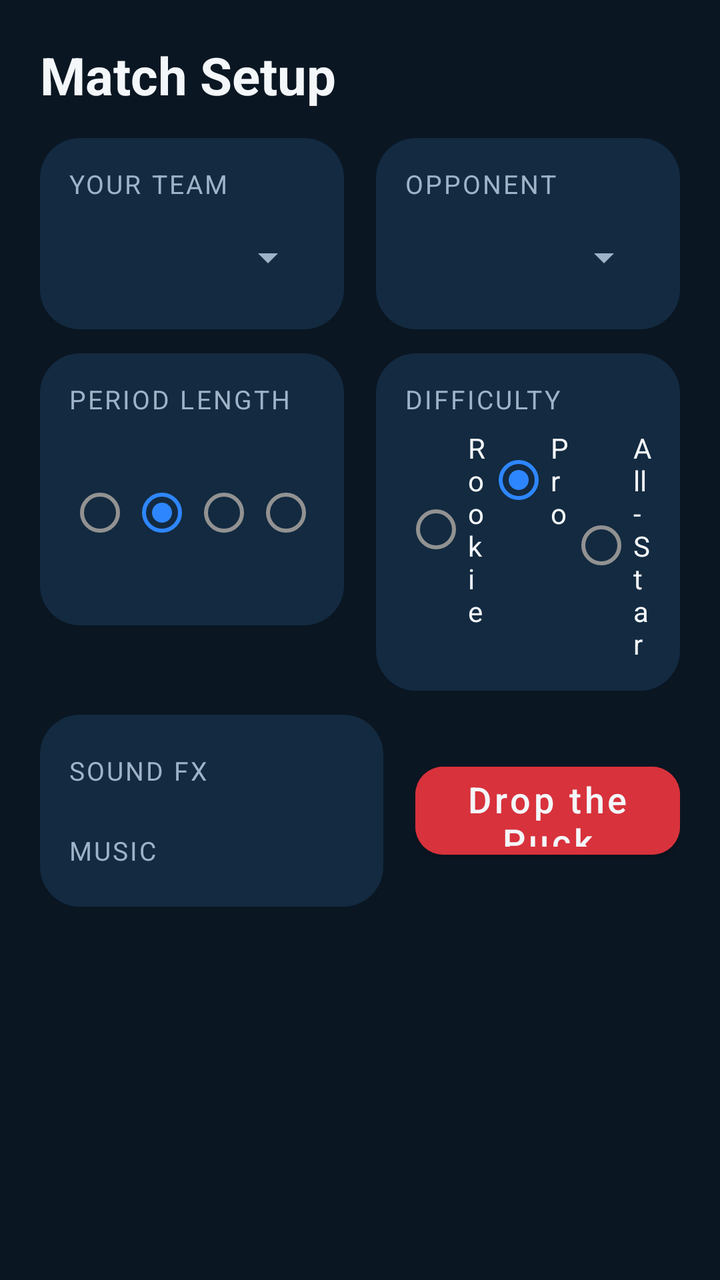
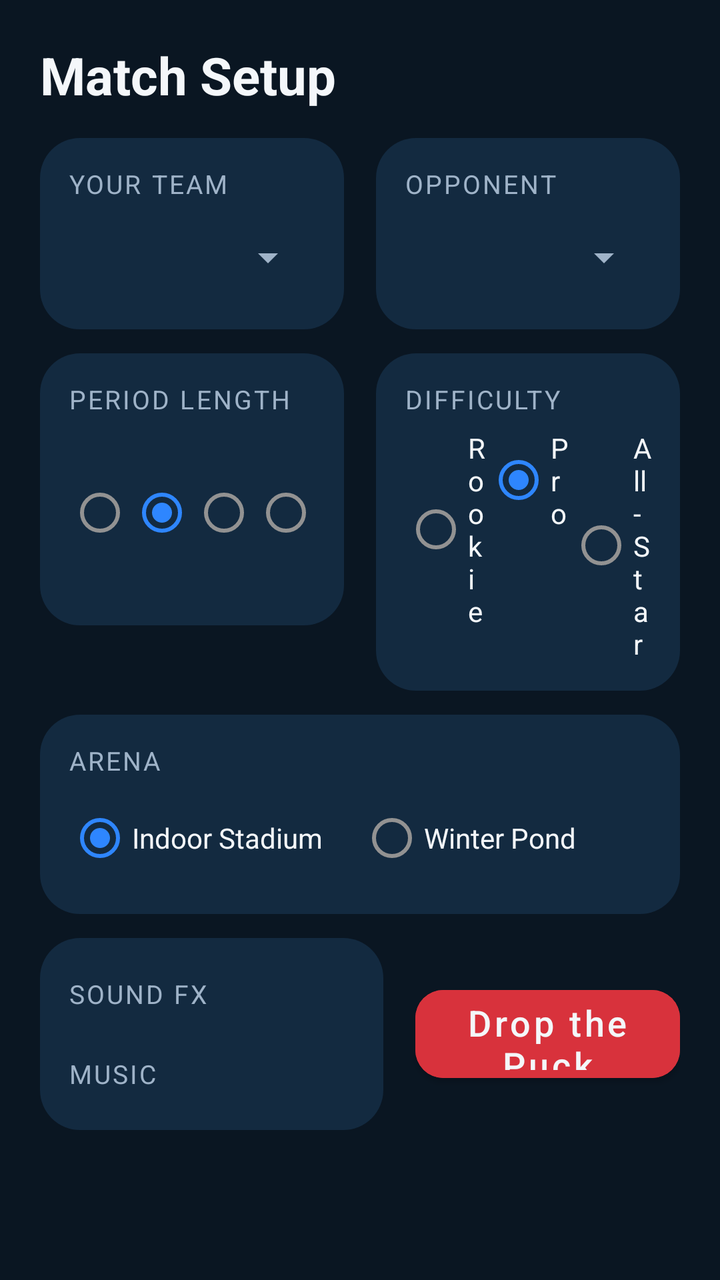

Screens rendered from an Android XML layout before and after an edit, with the pre-edit source and the edit as a unified diff.
<!-- AndroidManifest.xml: application theme Theme.TableHockey -->
<!-- res/layout/activity_match_settings.xml -->
<?xml version="1.0" encoding="utf-8"?>
<ScrollView xmlns:android="http://schemas.android.com/apk/res/android"
    android:layout_width="match_parent"
    android:layout_height="match_parent"
    android:background="@color/bg_dark">

    <LinearLayout
        android:layout_width="match_parent"
        android:layout_height="wrap_content"
        android:orientation="vertical"
        android:padding="20dp">

        <TextView
            android:layout_width="wrap_content"
            android:layout_height="wrap_content"
            android:text="@string/settings_title"
            android:textColor="@color/text_primary"
            android:textSize="26sp"
            android:textStyle="bold"
            android:layout_marginBottom="14dp" />

        <LinearLayout
            android:layout_width="match_parent"
            android:layout_height="wrap_content"
            android:orientation="horizontal">

            <LinearLayout
                android:layout_width="0dp"
                android:layout_height="wrap_content"
                android:layout_weight="1"
                android:orientation="vertical"
                android:background="@drawable/bg_card"
                android:padding="14dp"
                android:layout_marginEnd="8dp">

                <TextView style="@style/SectionLabel" android:layout_width="wrap_content" android:layout_height="wrap_content" android:text="@string/settings_your_team" />
                <Spinner
                    android:id="@+id/spinnerHomeTeam"
                    android:layout_width="match_parent"
                    android:layout_height="44dp"
                    android:layout_marginTop="6dp" />
            </LinearLayout>

            <LinearLayout
                android:layout_width="0dp"
                android:layout_height="wrap_content"
                android:layout_weight="1"
                android:orientation="vertical"
                android:background="@drawable/bg_card"
                android:padding="14dp"
                android:layout_marginStart="8dp">

                <TextView style="@style/SectionLabel" android:layout_width="wrap_content" android:layout_height="wrap_content" android:text="@string/settings_opponent" />
                <Spinner
                    android:id="@+id/spinnerAwayTeam"
                    android:layout_width="match_parent"
                    android:layout_height="44dp"
                    android:layout_marginTop="6dp" />
            </LinearLayout>
        </LinearLayout>

        <LinearLayout
            android:layout_width="match_parent"
            android:layout_height="wrap_content"
            android:orientation="horizontal"
            android:layout_marginTop="12dp">

            <LinearLayout
                android:layout_width="0dp"
                android:layout_height="wrap_content"
                android:layout_weight="1"
                android:orientation="vertical"
                android:background="@drawable/bg_card"
                android:padding="14dp"
                android:layout_marginEnd="8dp">

                <TextView style="@style/SectionLabel" android:layout_width="wrap_content" android:layout_height="wrap_content" android:text="@string/settings_period_length" />

                <RadioGroup
                    android:id="@+id/radioPeriodLength"
                    android:layout_width="match_parent"
                    android:layout_height="wrap_content"
                    android:orientation="horizontal"
                    android:layout_marginTop="6dp">
                    <RadioButton android:id="@+id/period1" android:layout_width="0dp" android:layout_height="wrap_content" android:layout_weight="1" android:text="@string/period_1" android:textColor="@color/text_primary" />
                    <RadioButton android:id="@+id/period2" android:layout_width="0dp" android:layout_height="wrap_content" android:layout_weight="1" android:text="@string/period_2" android:textColor="@color/text_primary" android:checked="true" />
                    <RadioButton android:id="@+id/period3" android:layout_width="0dp" android:layout_height="wrap_content" android:layout_weight="1" android:text="@string/period_3" android:textColor="@color/text_primary" />
                    <RadioButton android:id="@+id/period5" android:layout_width="0dp" android:layout_height="wrap_content" android:layout_weight="1" android:text="@string/period_5" android:textColor="@color/text_primary" />
                </RadioGroup>
            </LinearLayout>

            <LinearLayout
                android:layout_width="0dp"
                android:layout_height="wrap_content"
                android:layout_weight="1"
                android:orientation="vertical"
                android:background="@drawable/bg_card"
                android:padding="14dp"
                android:layout_marginStart="8dp">

                <TextView style="@style/SectionLabel" android:layout_width="wrap_content" android:layout_height="wrap_content" android:text="@string/settings_difficulty" />

                <RadioGroup
                    android:id="@+id/radioDifficulty"
                    android:layout_width="match_parent"
                    android:layout_height="wrap_content"
                    android:orientation="horizontal"
                    android:layout_marginTop="6dp">
                    <RadioButton android:id="@+id/diffEasy" android:layout_width="0dp" android:layout_height="wrap_content" android:layout_weight="1" android:text="@string/difficulty_easy" android:textColor="@color/text_primary" />
                    <RadioButton android:id="@+id/diffMedium" android:layout_width="0dp" android:layout_height="wrap_content" android:layout_weight="1" android:text="@string/difficulty_medium" android:textColor="@color/text_primary" android:checked="true" />
                    <RadioButton android:id="@+id/diffHard" android:layout_width="0dp" android:layout_height="wrap_content" android:layout_weight="1" android:text="@string/difficulty_hard" android:textColor="@color/text_primary" />
                </RadioGroup>
            </LinearLayout>
        </LinearLayout>

        <LinearLayout
            android:layout_width="match_parent"
            android:layout_height="wrap_content"
            android:orientation="horizontal"
            android:gravity="center_vertical"
            android:layout_marginTop="12dp">

            <LinearLayout
                android:layout_width="0dp"
                android:layout_height="wrap_content"
                android:layout_weight="1.3"
                android:orientation="vertical"
                android:background="@drawable/bg_card"
                android:paddingStart="14dp"
                android:paddingEnd="14dp"
                android:paddingTop="8dp"
                android:paddingBottom="8dp"
                android:layout_marginEnd="8dp">

                <include
                    android:id="@+id/audioSliders"
                    layout="@layout/audio_sliders" />
            </LinearLayout>

            <Button
                android:id="@+id/btnStart"
                style="@style/MenuButton"
                android:layout_width="0dp"
                android:layout_weight="1"
                android:layout_marginStart="8dp"
                android:backgroundTint="@color/accent_red"
                android:text="@string/settings_start" />
        </LinearLayout>

    </LinearLayout>
</ScrollView>
<!-- res/layout/audio_sliders.xml (included above) -->
<?xml version="1.0" encoding="utf-8"?>
<LinearLayout xmlns:android="http://schemas.android.com/apk/res/android"
    android:layout_width="match_parent"
    android:layout_height="wrap_content"
    android:orientation="vertical">

    <LinearLayout
        android:layout_width="match_parent"
        android:layout_height="wrap_content"
        android:orientation="horizontal"
        android:gravity="center_vertical">

        <TextView
            style="@style/SectionLabel"
            android:layout_width="92dp"
            android:layout_height="wrap_content"
            android:text="@string/audio_sfx" />

        <SeekBar
            android:id="@+id/seekSfx"
            android:layout_width="0dp"
            android:layout_height="40dp"
            android:layout_weight="1" />

        <TextView
            android:id="@+id/textSfx"
            android:layout_width="52dp"
            android:layout_height="wrap_content"
            android:gravity="end"
            android:textColor="@color/text_primary"
            android:textSize="15sp"
            android:textStyle="bold" />
    </LinearLayout>

    <LinearLayout
        android:layout_width="match_parent"
        android:layout_height="wrap_content"
        android:orientation="horizontal"
        android:gravity="center_vertical">

        <TextView
            style="@style/SectionLabel"
            android:layout_width="92dp"
            android:layout_height="wrap_content"
            android:text="@string/audio_music" />

        <SeekBar
            android:id="@+id/seekMusic"
            android:layout_width="0dp"
            android:layout_height="40dp"
            android:layout_weight="1" />

        <TextView
            android:id="@+id/textMusic"
            android:layout_width="52dp"
            android:layout_height="wrap_content"
            android:gravity="end"
            android:textColor="@color/text_primary"
            android:textSize="15sp"
            android:textStyle="bold" />
    </LinearLayout>
</LinearLayout>
<!-- resources referenced by this layout -->
<resources>
  <color name="accent_red">#D8323C</color>
  <color name="bg_dark">#0A1622</color>
  <color name="text_primary">#F4F7FA</color>
  <!-- drawable bg_card (drawable) -->
  <?xml version="1.0" encoding="utf-8"?>
  <shape xmlns:android="http://schemas.android.com/apk/res/android">
      <solid android:color="@color/bg_dark_2" />
      <corners android:radius="20dp" />
  </shape>
  <string name="audio_music">Music</string>
  <string name="audio_sfx">Sound FX</string>
  <string name="difficulty_easy">Rookie</string>
  <string name="difficulty_hard">All-Star</string>
  <string name="difficulty_medium">Pro</string>
  <string name="period_1">1 min</string>
  <string name="period_2">2 min</string>
  <string name="period_3">3 min</string>
  <string name="period_5">5 min</string>
  <string name="settings_difficulty">Difficulty</string>
  <string name="settings_opponent">Opponent</string>
  <string name="settings_period_length">Period Length</string>
  <string name="settings_start">Drop the Puck</string>
  <string name="settings_title">Match Setup</string>
  <string name="settings_your_team">Your Team</string>
  <style name="MenuButton" parent="Widget.MaterialComponents.Button">
          <item name="android:layout_width">match_parent</item>
          <item name="android:layout_height">56dp</item>
          <item name="android:textSize">18sp</item>
          <item name="android:textAllCaps">false</item>
          <item name="backgroundTint">@color/button_bg</item>
          <item name="android:textColor">@color/text_primary</item>
          <item name="cornerRadius">14dp</item>
      </style>
  <style name="SectionLabel">
          <item name="android:textColor">@color/text_secondary</item>
          <item name="android:textSize">13sp</item>
          <item name="android:textAllCaps">true</item>
          <item name="android:letterSpacing">0.08</item>
      </style>
  <style name="Theme.TableHockey" parent="Theme.MaterialComponents.NoActionBar">
          <item name="colorPrimary">@color/accent</item>
          <item name="colorPrimaryDark">@color/bg_dark</item>
          <item name="colorAccent">@color/accent</item>
          <item name="android:windowBackground">@color/bg_dark</item>
          <item name="android:statusBarColor">@color/bg_dark</item>
          <item name="android:navigationBarColor">@color/bg_dark</item>
          <item name="android:windowFullscreen">false</item>
          <item name="android:spinnerItemStyle">@style/SpinnerItem</item>
          <item name="android:textColorPrimary">@color/text_primary</item>
          <item name="android:textColorSecondary">@color/text_secondary</item>
      </style>
  <color name="bg_dark_2">#132A40</color>
  <color name="button_bg">#173A5E</color>
  <color name="text_secondary">#9FB3C8</color>
  <color name="accent">#2E86FF</color>
  <style name="SpinnerItem" parent="Widget.AppCompat.TextView.SpinnerItem">
          <item name="android:textColor">@color/text_primary</item>
      </style>
</resources>

<!-- the commit's change to res/layout/activity_match_settings.xml (unified diff, before → after) -->
@@ -116,6 +116,27 @@
         <LinearLayout
             android:layout_width="match_parent"
             android:layout_height="wrap_content"
+            android:orientation="vertical"
+            android:background="@drawable/bg_card"
+            android:padding="14dp"
+            android:layout_marginTop="12dp">
+
+            <TextView style="@style/SectionLabel" android:layout_width="wrap_content" android:layout_height="wrap_content" android:text="@string/settings_arena" />
+
+            <RadioGroup
+                android:id="@+id/radioArena"
+                android:layout_width="match_parent"
+                android:layout_height="wrap_content"
+                android:orientation="horizontal"
+                android:layout_marginTop="6dp">
+                <RadioButton android:id="@+id/arenaIndoor" android:layout_width="0dp" android:layout_height="wrap_content" android:layout_weight="1" android:text="@string/arena_indoor" android:textColor="@color/text_primary" android:checked="true" />
+                <RadioButton android:id="@+id/arenaWinterPond" android:layout_width="0dp" android:layout_height="wrap_content" android:layout_weight="1" android:text="@string/arena_winter_pond" android:textColor="@color/text_primary" />
+            </RadioGroup>
+        </LinearLayout>
+
+        <LinearLayout
+            android:layout_width="match_parent"
+            android:layout_height="wrap_content"
             android:orientation="horizontal"
             android:gravity="center_vertical"
             android:layout_marginTop="12dp">
<!-- resource entries referenced after the edit -->
@@ -9,6 +9,8 @@
       <solid android:color="@color/bg_dark_2" />
       <corners android:radius="20dp" />
   </shape>
+  <string name="arena_indoor">Indoor Stadium</string>
+  <string name="arena_winter_pond">Winter Pond</string>
   <string name="audio_music">Music</string>
   <string name="audio_sfx">Sound FX</string>
   <string name="difficulty_easy">Rookie</string>
@@ -18,6 +20,7 @@
   <string name="period_2">2 min</string>
   <string name="period_3">3 min</string>
   <string name="period_5">5 min</string>
+  <string name="settings_arena">Arena</string>
   <string name="settings_difficulty">Difficulty</string>
   <string name="settings_opponent">Opponent</string>
   <string name="settings_period_length">Period Length</string>
